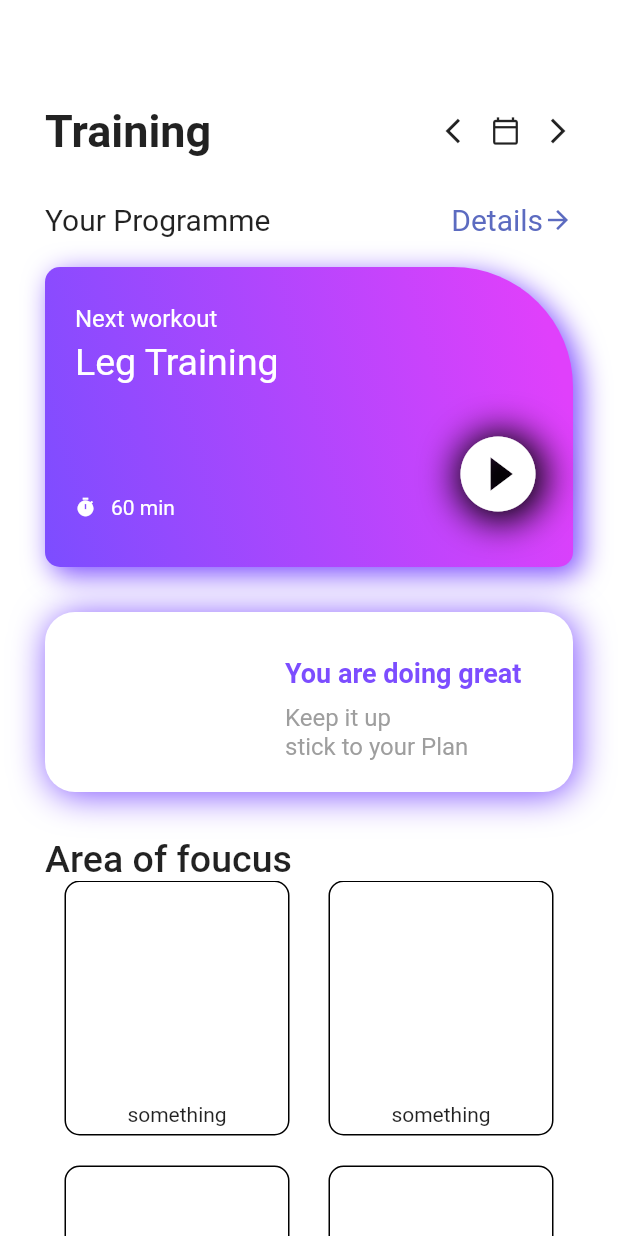
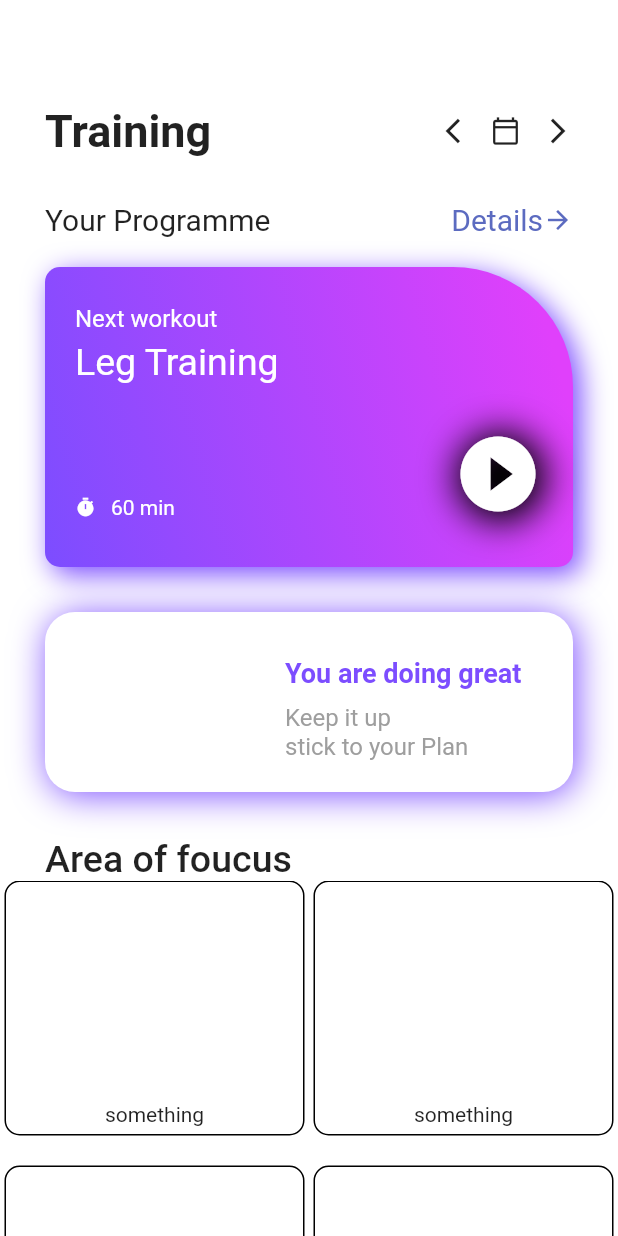
Before and after one commit to menaka123/flutter-test, a Flutter app: the screen it shows after launch, on a phone screen of 412 x 824 dp. Run offline on Flutter 3.47's test engine with Material 2 defaults, Android fonts, the phone set to English and light mode, and no system bars.

Commit message:
using over flow

```diff
--- a/lib/home_page.dart
+++ b/lib/home_page.dart
@@ -213,6 +213,8 @@ class _HomePageState extends State<HomePage> {
               ],
             ),
             Expanded(
+                child: OverflowBox(
+                  maxWidth: MediaQuery.of(context).size.width,
                   child: ListView.builder(
                       itemCount: 4 ~/ 2,
                       itemBuilder: (_, i) {
@@ -222,7 +224,7 @@ class _HomePageState extends State<HomePage> {
                             Container(
                               padding: const EdgeInsets.only(bottom: 5),
                               margin: const EdgeInsets.only(bottom: 20),
-                            width: 150,
+                              width: 200,
                               height: 170,
                               decoration: BoxDecoration(
                                   color: Colors.white,
@@ -239,7 +241,7 @@ class _HomePageState extends State<HomePage> {
                             Container(
                               padding: const EdgeInsets.only(bottom: 5),
                               margin: const EdgeInsets.only(bottom: 20),
-                            width: 150,
+                              width: 200,
                               height: 170,
                               decoration: BoxDecoration(
                                   color: Colors.white,
@@ -255,7 +257,8 @@ class _HomePageState extends State<HomePage> {
                             )
                           ],
                         );
-                    }))
+                      }),
+                ))
           ],
         ),
       ),
```
Lines whose indentation alone changed are shown as unchanged.
